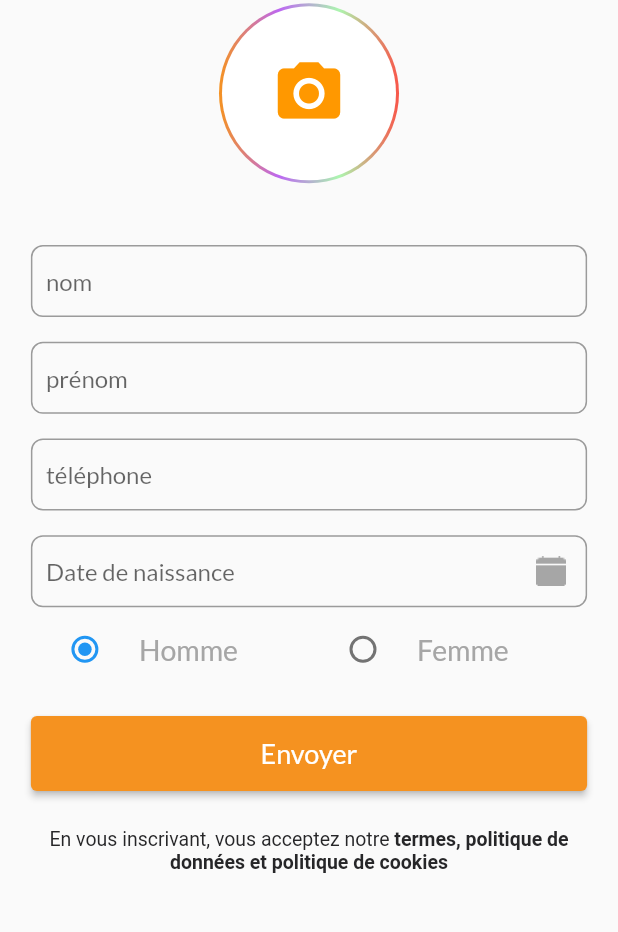
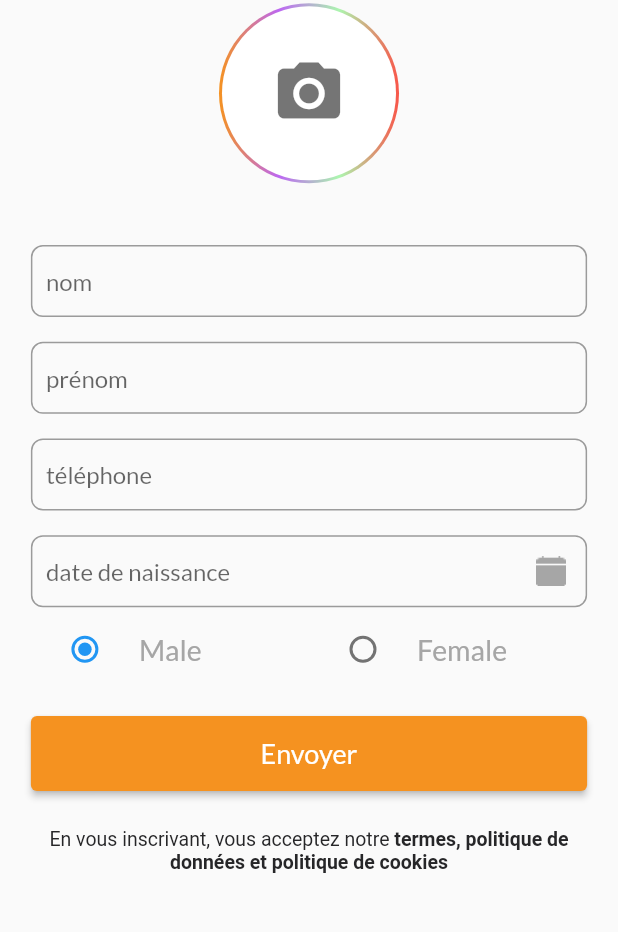
Before and after one commit to ADIAWIAKOYE/testkalemeflutter, a Flutter app: the ProfileScreen screen opened directly, after a tap on "Envoyer", on a phone screen of 412 x 824 dp, the part 111-1043 px from its top. Run offline on Flutter 3.47's test engine with Material 2 defaults, Android fonts, the light colour scheme and no system bars; our stand-ins replace cloud_firestore, firebase_auth, firebase_core, firebase_storage, flutter_svg, get and 4 more; missing offline and left inert: dart:ffi; accounts and stored records are empty.

Commit message:
fin de add profile

```diff
--- a/lib/Views/Profile/add_profile.dart
+++ b/lib/Views/Profile/add_profile.dart
@@ -1,5 +1,3 @@
-
-
 import 'dart:io';
 
 import 'package:flutter/material.dart';
@@ -11,10 +9,10 @@ import '../../Utils/app_color.dart';
 import '../../Widgets/my_widgets.dart';
 
 class ProfileScreen extends StatefulWidget {
-
   @override
   _ProfileScreenState createState() => _ProfileScreenState();
 }
+
 class _ProfileScreenState extends State<ProfileScreen> {
   GlobalKey<FormState> formKey = GlobalKey<FormState>();
 
@@ -30,6 +28,7 @@ class _ProfileScreenState extends State<ProfileScreen> {
       dob.text = '${picked.day}-${picked.month}-${picked.year}';
     }
   }
+
   TextEditingController firstNameController = TextEditingController();
   TextEditingController lastNameController = TextEditingController();
   TextEditingController mobileNumberController = TextEditingController();
@@ -54,7 +53,6 @@ class _ProfileScreenState extends State<ProfileScreen> {
                     setState(() {});
                     Navigator.pop(context);
                   }
-
                 },
                 child: Icon(
                   Icons.camera_alt,
@@ -75,7 +73,6 @@ class _ProfileScreenState extends State<ProfileScreen> {
                     setState(() {});
                     Navigator.pop(context);
                   }
-
                 },
                 child: Image.asset(
                   'assets/gallary.png',
@@ -106,14 +103,11 @@ class _ProfileScreenState extends State<ProfileScreen> {
   void initState() {
     // TODO: implement initState
     super.initState();
-   // authController = Get.find<AuthController>();
-
+    authController = Get.find<AuthController>();
   }
-
 
   @override
   Widget build(BuildContext context) {
-
     return Scaffold(
       body: Container(
         margin: EdgeInsets.symmetric(horizontal: Get.width * 0.05),
@@ -160,7 +154,7 @@ class _ProfileScreenState extends State<ProfileScreen> {
                                   backgroundColor: Colors.white,
                                   child: Icon(
                                     Icons.camera_alt,
-                              color: Colors.orange,
+                                    color: Colors.black54,
                                     size: 50,
                                   ),
                                 )
@@ -186,7 +180,7 @@ class _ProfileScreenState extends State<ProfileScreen> {
                       if (firstNameController.text.isEmpty) {
                         Get.snackbar('Warning', 'First Name is required.',
                             colorText: Colors.white,
-                            backgroundColor: Colors.blue );
+                            backgroundColor: Colors.blue);
                         return '';
                       }
                     }),
@@ -236,7 +230,7 @@ class _ProfileScreenState extends State<ProfileScreen> {
                         'assets/calender.png',
                         cacheHeight: 20,
                       ),
-                      hintText: 'Date de naissance',
+                      hintText: 'date de naissance',
                       border: OutlineInputBorder(
                         borderRadius: BorderRadius.circular(8.0),
                       ),
@@ -251,7 +245,7 @@ class _ProfileScreenState extends State<ProfileScreen> {
                       // width: 150,
                       child: RadioListTile(
                         title: Text(
-                              'Homme',
+                          'Male',
                           style: TextStyle(
                             fontSize: 19,
                             fontWeight: FontWeight.w400,
@@ -269,7 +263,7 @@ class _ProfileScreenState extends State<ProfileScreen> {
                       child: Container(
                         child: RadioListTile(
                           title: Text(
-                            'Femme',
+                            'Female',
                             style: TextStyle(
                               fontSize: 19,
                               fontWeight: FontWeight.w400,
@@ -286,14 +280,18 @@ class _ProfileScreenState extends State<ProfileScreen> {
                     ),
                   ],
                 ),
-              //  Obx(()=> authController!.isProfileInformationLoading.value? Center(child: CircularProgressIndicator(),) :
-                Container(
+                Obx(
+                  () => authController!.isProfileInformationLoading.value
+                      ? Center(
+                          child: CircularProgressIndicator(),
+                        )
+                      : Container(
                           height: 50,
                           margin: EdgeInsets.only(top: Get.height * 0.02),
                           width: Get.width,
                           child: elevatedButton(
                             text: 'Envoyer',
-                    onpress: () async{
+                            onpress: () async {
                               if (dob.text.isEmpty) {
                                 Get.snackbar(
                                     'Warning', "Date of birth is required.",
@@ -306,25 +304,29 @@ class _ProfileScreenState extends State<ProfileScreen> {
                                 return null;
                               }
 
-                      if(profileImage == null){
-                        Get.snackbar(
-                            'Warning', "Image is required.",
+                              if (profileImage == null) {
+                                Get.snackbar('Warning', "Image is required.",
                                     colorText: Colors.white,
                                     backgroundColor: Colors.blue);
                                 return null;
                               }
+                              authController!.isProfileInformationLoading(true);
 
+                              String imageUrl = await authController!
+                                  .uploadImageToFirebaseStorage(profileImage!);
+
+                              authController!.uploadProfileData(
+                                  context,
+                                  imageUrl,
+                                  firstNameController.text.trim(),
+                                  lastNameController.text.trim(),
+                                  mobileNumberController.text.trim(),
+                                  dob.text.trim(),
+                                  selectedRadio == 0 ? "Male" : "Female");
                             },
                           ),
                         ),
-                //),
-                  //    authController!.isProfileInformationLoading(true);
-
-                   //   String imageUrl = await authController!.uploadImageToFirebaseStorage(profileImage!);
-
-                   //   authController!.uploadProfileData(imageUrl, firstNameController.text.trim(), lastNameController.text.trim(), mobileNumberController.text.trim(), dob.text.trim(), selectedRadio ==0 ? "Male": "Female");
-
-
+                ),
                 SizedBox(
                   height: Get.height * 0.03,
                 ),
@@ -338,7 +340,8 @@ class _ProfileScreenState extends State<ProfileScreen> {
                             style: TextStyle(
                                 color: Color(0xff262628), fontSize: 13)),
                         TextSpan(
-                            text: 'termes, politique de données et politique de cookies',
+                            text:
+                                'termes, politique de données et politique de cookies',
                             style: TextStyle(
                                 color: Color(0xff262628),
                                 fontSize: 13,
@@ -352,6 +355,4 @@ class _ProfileScreenState extends State<ProfileScreen> {
       ),
     );
   }
-
-
 }
--- a/pubspec.yaml
+++ b/pubspec.yaml
@@ -41,6 +41,8 @@ dependencies:
   firebase_auth:
   google_sign_in: ^5.2.4
   image_picker: ^0.8.7+1
+  firebase_storage:
+  cloud_firestore:
 
 
 dev_dependencies:
```
Also changed, not shown: lib/Controller/auth_controller.dart (+65 -16 lines), pubspec.lock, 2 other files. Lines whose indentation alone changed are shown as unchanged.
